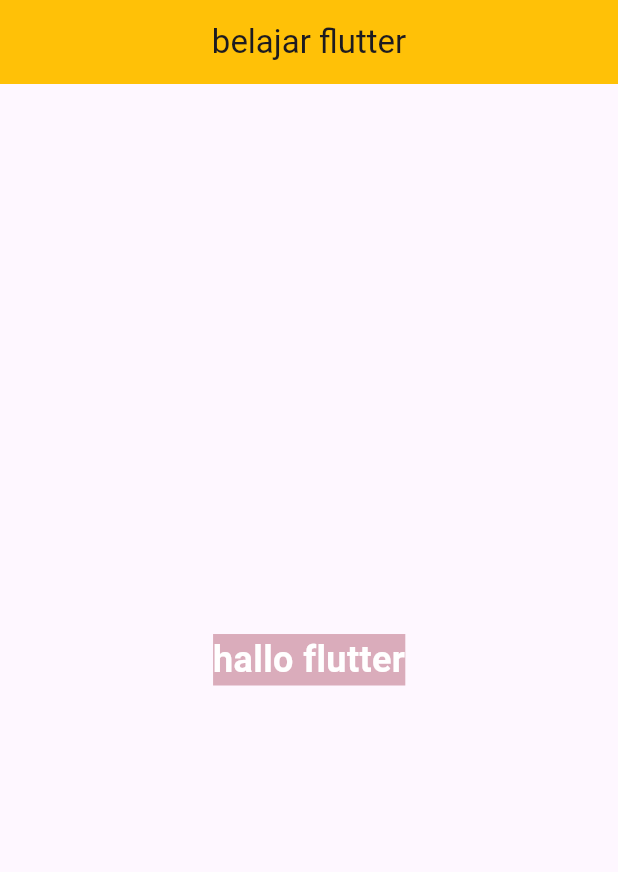
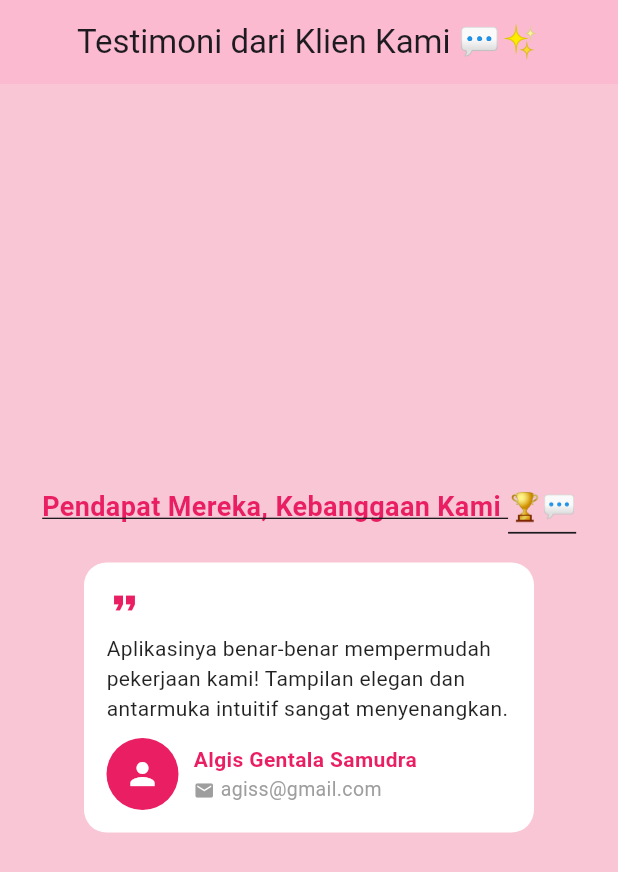
Before and after one commit to Ismatyarara/flutter-1, a Flutter app: the screen it shows after launch, on a phone screen of 412 x 824 dp. Shown: the top 872 px of the screen. Run offline on Flutter 3.47's test engine with Material 3 defaults, Android fonts, the phone set to English and light mode, and no system bars; key blocks and very long unbroken strings in the code were emptied for the run.

Commit message:
flutter 2

```diff
--- a/lib/main.dart
+++ b/lib/main.dart
@@ -1,6 +1,16 @@
 
 import 'package:flutter/material.dart';
+import 'package:isma_project/container_widget/container_dua.dart';
+import 'package:isma_project/container_widget/container_satu.dart';
 import 'package:isma_project/main_layout.dart';
+import 'package:isma_project/row_column_widget/column_satu.dart';
+import 'package:isma_project/row_column_widget/latihan_dua.dart';
+import 'package:isma_project/row_column_widget/latihan_row_column.dart';
+import 'package:isma_project/row_column_widget/latihan_satu.dart';
+import 'package:isma_project/row_column_widget/row_satu.dart';
+import 'package:isma_project/stack_widget/stack_dua.dart';
+import 'package:isma_project/stack_widget/stack_satu.dart';
+import 'package:isma_project/stack_widget/stack_tiga.dart';
 
 void main() {
   runApp(MyApp());
@@ -13,7 +23,7 @@ class MyApp extends StatelessWidget {
   Widget build(BuildContext context) {
    return MaterialApp(
     debugShowCheckedModeBanner: false,
-    home: halloflutter()
+    home: LatihanDua()
    );
   }
 }
--- a/lib/main_layout.dart
+++ b/lib/main_layout.dart
@@ -15,7 +15,7 @@ class MainLayout extends StatelessWidget {
     return Scaffold(
       appBar: AppBar(
         centerTitle: true,
-        backgroundColor: Colors.amber,
+        backgroundColor: Color.fromARGB(255, 252, 186, 208),
         title: Text(title),
       ),
       body: body,
--- /dev/null
+++ b/lib/row_column_widget/latihan_dua.dart
@@ -0,0 +1,100 @@
+import 'package:flutter/material.dart';
+import 'package:isma_project/main_layout.dart';
+
+class LatihanDua extends StatelessWidget {
+  const LatihanDua({super.key});
+
+  Widget buildTestimonialCard(String name, String email, String message) {
+    return Container(
+      width: 300,
+      padding: const EdgeInsets.all(15),
+      decoration: BoxDecoration(
+        color: Colors.white, // card background putih
+        borderRadius: BorderRadius.circular(15),
+      ),
+      child: Column(
+        crossAxisAlignment: CrossAxisAlignment.start,
+        children: [
+          const Icon(Icons.format_quote, color: Colors.pink),
+          const SizedBox(height: 8),
+          Text(message,
+              style: const TextStyle(
+                color: Colors.black87,
+                fontSize: 14,
+              )),
+          const SizedBox(height: 10),
+          Row(
+            children: [
+              const CircleAvatar(
+                backgroundColor: Colors.pink,
+                radius: 24,
+                child: Icon(Icons.person, color: Colors.white),
+              ),
+              const SizedBox(width: 10),
+              Expanded(
+                child: Column(
+                  crossAxisAlignment: CrossAxisAlignment.start,
+                  children: [
+                    Text(name,
+                        style: const TextStyle(
+                            fontWeight: FontWeight.bold, color: Colors.pink)),
+                    Text.rich(
+                      TextSpan(
+                        children: [
+                          const WidgetSpan(
+                            child:
+                                Icon(Icons.email, size: 14, color: Colors.grey),
+                          ),
+                          const WidgetSpan(child: SizedBox(width: 4)),
+                          TextSpan(
+                            text: email,
+                            style: const TextStyle(
+                                color: Colors.grey, fontSize: 13),
+                          ),
+                        ],
+                      ),
+                    ),
+                  ],
+                ),
+              ),
+            ],
+          )
+        ],
+      ),
+    );
+  }
+
+  @override
+  Widget build(BuildContext context) {
+    return MainLayout(
+      title: 'Testimoni dari Klien Kami 💬✨',
+      body: Container(
+        color: const Color(0xFFF8C6D4), // pink soft background
+        width: double.infinity,
+        padding: const EdgeInsets.all(24),
+        child: Column(
+          mainAxisAlignment: MainAxisAlignment.center,
+          children: [
+            const Text(
+              'Pendapat Mereka, Kebanggaan Kami 🏆💬',
+              style: TextStyle(
+                fontSize: 18,
+                fontWeight: FontWeight.bold,
+                color: Colors.pink,
+                decoration: TextDecoration.underline,
+              ),
+            ),
+            const SizedBox(height: 24),
+            Center(
+              child: buildTestimonialCard(
+                'Algis Gentala Samudra',
+                'agiss@gmail.com',
+                'Aplikasinya benar-benar mempermudah pekerjaan kami! Tampilan elegan dan antarmuka intuitif sangat menyenangkan.',
+              ),
+            ),
+          ],
+        ),
+      ),
+    );
+  }
+}
```
Also changed, not shown: lib/container_widget/container_dua.dart (added, +45 -0 lines), lib/container_widget/container_satu.dart (added, +27 -0 lines), lib/row_column_widget/column_satu.dart (added, +26 -0 lines), lib/row_column_widget/latihan_row_column.dart (added, +37 -0 lines), lib/row_column_widget/latihan_satu.dart (added, +75 -0 lines), lib/row_column_widget/row_satu.dart (added, +30 -0 lines), lib/stack_widget/stack_dua.dart (added, +24 -0 lines), lib/stack_widget/stack_satu.dart (added, +21 -0 lines), lib/stack_widget/stack_tiga.dart (added, +24 -0 lines).
